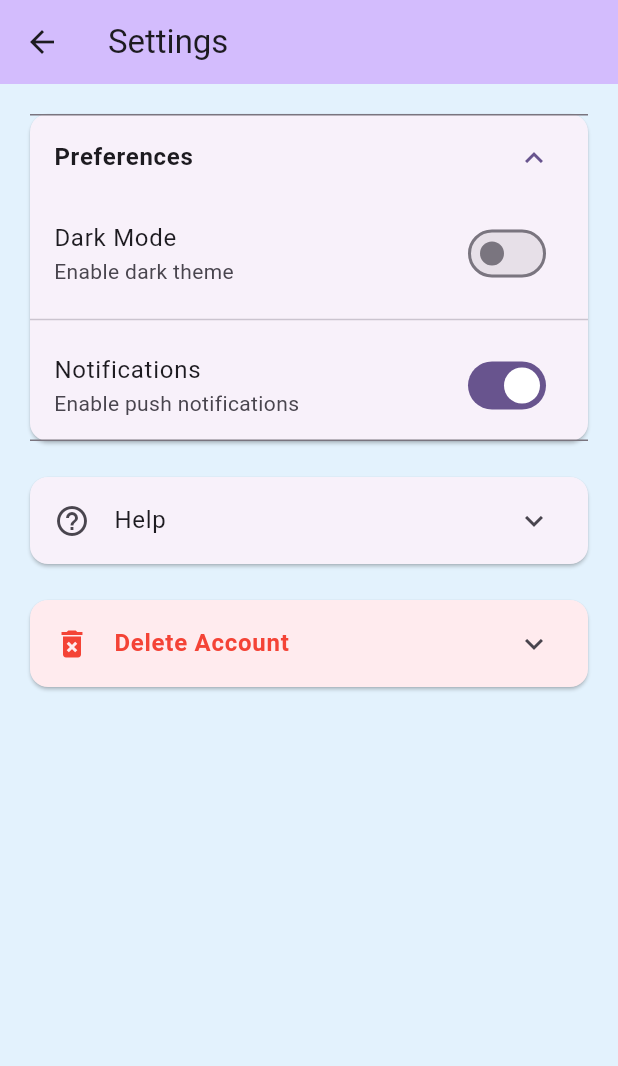
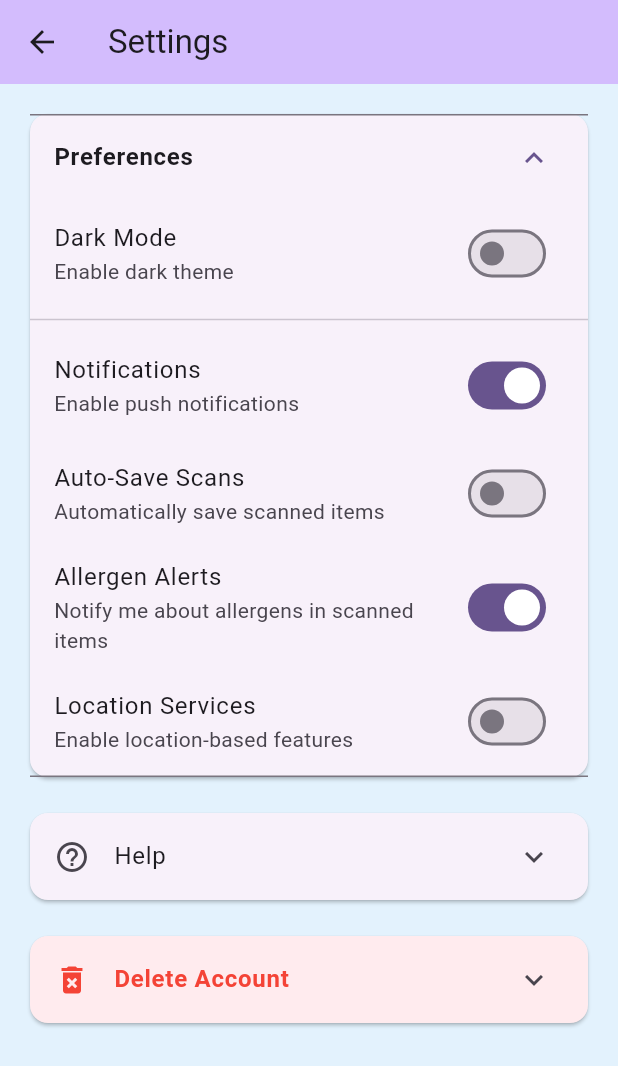
Before and after one commit to OlekS03/foodscan, a Flutter app: the SettingsScreen screen opened directly, on a phone screen of 412 x 824 dp. Shown: the top 1066 px of the screen. Run offline on Flutter 3.47's test engine with Material 3 defaults, Android fonts, the phone set to English and light mode, and no system bars; our stand-ins replace camera, permission_handler.

Commit message:
feat: added toggles for auto-saving items and allergen alerts

```diff
--- a/foodscan_app/lib/screens/settings_screen.dart
+++ b/foodscan_app/lib/screens/settings_screen.dart
@@ -46,6 +46,30 @@ class SettingsScreen extends StatelessWidget {
                               onChanged: (bool value) {
                                 // TODO: Implement notifications toggle
                               },
+                            ),
+                            SwitchListTile(
+                              title: const Text('Auto-Save Scans'),
+                              subtitle: const Text('Automatically save scanned items'),
+                              value: false, // TODO: Implement auto-save state
+                              onChanged: (bool value) {
+                                // TODO: Implement auto-save toggle
+                              },
+                            ),
+                            SwitchListTile(
+                              title: const Text('Allergen Alerts'),
+                              subtitle: const Text('Notify me about allergens in scanned items'),
+                              value: true, // TODO: Implement allergen alerts state
+                              onChanged: (bool value) {
+                                // TODO: Implement allergen alerts toggle
+                              },
+                            ),
+                            SwitchListTile(
+                              title: const Text('Location Services'),
+                              subtitle: const Text('Enable location-based features'),
+                              value: false, // TODO: Implement location services state
+                              onChanged: (bool value) {
+                                // TODO: Implement location services toggle
+                              }
                             ),
                           ],
                         ),
```
